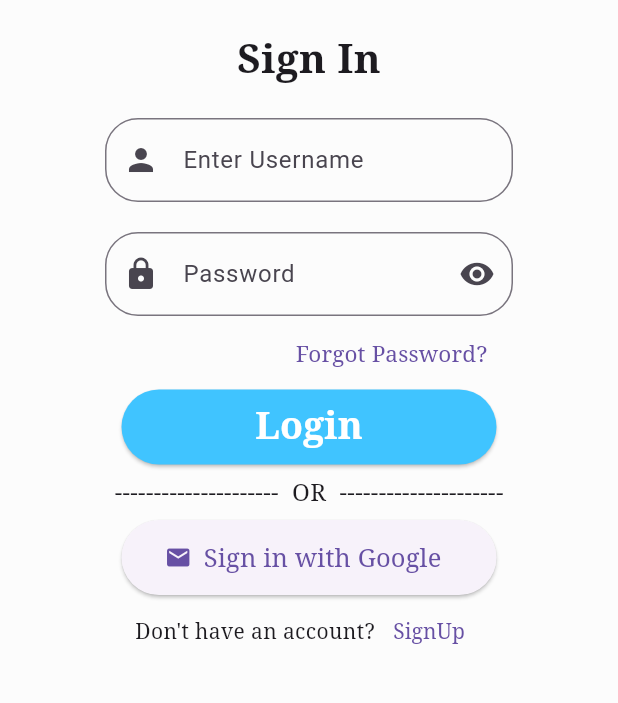
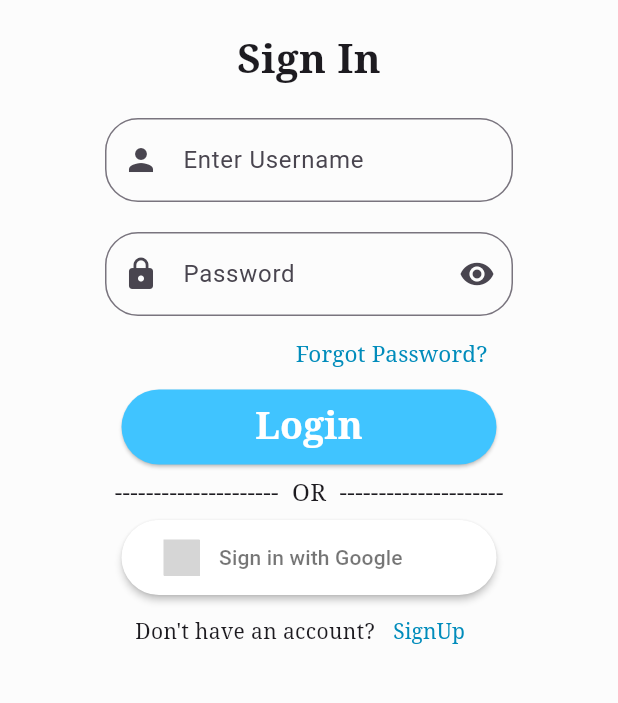
Before and after one commit to Iconia7/Flutter-project, a Flutter app: the screen it shows after launch, on a phone screen of 412 x 824 dp, the part 401-1104 px from its top. Run offline on Flutter 3.47's test engine with Material 3 defaults, Android fonts, the light colour scheme and no system bars; drawn by our look-alikes of sign_in_button; our stand-ins replace get, google_fonts; grey boxes are pictures that could not be loaded.

Commit message:
Google button

```diff
--- a/lib/views/screens/login.dart
+++ b/lib/views/screens/login.dart
@@ -3,6 +3,7 @@ import 'package:get/get.dart';
 import 'package:project/controller/logincontroller.dart';
 import 'package:project/views/widgets/textfield.dart';
 import 'package:google_fonts/google_fonts.dart';
+import 'package:sign_in_button/sign_in_button.dart';
 
 TextEditingController name =
     TextEditingController(); // instance 2 of the TextEditingController class
@@ -59,7 +60,7 @@ class Login extends StatelessWidget {
                   TextButton(
                     child: Text(
                       "Forgot Password?",
-                      style: GoogleFonts.notoSerif(fontSize: 15),
+                      style: GoogleFonts.notoSerif(fontSize: 15,color: Color.fromARGB(255, 1, 140, 187)),
                     ),
                     onPressed: () {
                       Get.toNamed("/signup");
@@ -104,26 +105,25 @@ class Login extends StatelessWidget {
             const SizedBox(
               height: 7,
             ),
-            SizedBox(
-              width: 250,
-              height: 50,
-              child: ElevatedButton.icon(
-                  icon: const Icon(Icons.email),
-                  label: Text(
-                    "Sign in with Google",
-                    style: GoogleFonts.notoSerif(fontSize: 17),
-                  ),
+            Center(
+              child: SizedBox(
+                width: 250,
+                height: 50,
+                child: SignInButton(
+                  Buttons.google,
+                  text: "Sign in with Google",
+                  shape: RoundedRectangleBorder(
+                      borderRadius: BorderRadius.circular(25)),
                   onPressed: () {},
-                  style: ElevatedButton.styleFrom(
-                      shape: RoundedRectangleBorder(
-                          borderRadius: BorderRadius.circular(25)))),
+                ),
+              ),
             ),
             Row(
               mainAxisAlignment: MainAxisAlignment.center,
               children: [
                 Text("Don't have an account?", style: GoogleFonts.notoSerif()),
                 TextButton(
-                  child: Text("SignUp", style: GoogleFonts.notoSerif()),
+                  child: Text("SignUp", style: GoogleFonts.notoSerif(color: Color.fromARGB(255, 1, 140, 187))),
                   onPressed: () {
                     Get.toNamed("/signup");
                   },
--- a/lib/views/widgets/textfield.dart
+++ b/lib/views/widgets/textfield.dart
@@ -6,12 +6,14 @@ Widget myTextField(
         controller, // this is a required parameter in a pull of optional named parameters
     String hint = "",
     IconData icon = Icons.abc,
+    Color colour = const Color.fromARGB(255, 1, 170, 24),
     bool isPassword = false}) {
   return Padding(
-    padding: const EdgeInsets.only(left: 30,right: 30),
+    padding: const EdgeInsets.only(left: 30, right: 30),
     child: TextField(
       controller: controller,
       decoration: InputDecoration(
+          fillColor: colour,
           hintText: hint,
           border: OutlineInputBorder(
               borderRadius: BorderRadius.circular(22),
--- a/pubspec.yaml
+++ b/pubspec.yaml
@@ -32,9 +32,11 @@ dependencies:
     sdk: flutter
 
 
+
   # The following adds the Cupertino Icons font to your application.
   # Use with the CupertinoIcons class for iOS style icons.
   cupertino_icons: ^1.0.8
+  sign_in_button: ^3.2.0
   get: ^4.6.6
 dev_dependencies:
   flutter_test:
```
Also changed, not shown: lib/views/screens/signup.dart (+5 -24 lines), pubspec.lock. Lines whose indentation alone changed are shown as unchanged.
